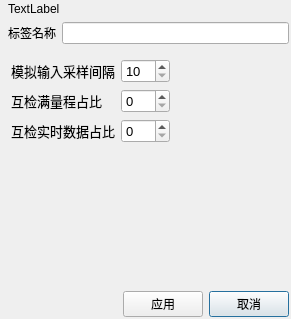
Before: the Qt Designer form graphical_config/safety_param_dialog.ui in su0814/qt_spc100, drawn with Qt 5.
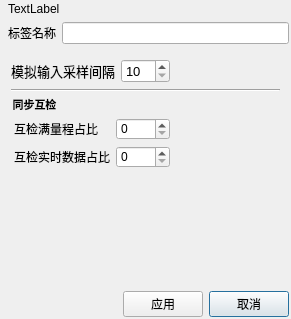
After: the same form once the commit is applied. The open tabs and pages were chosen to show the change.

Commit message: 修改二类AI和二类PI的参数配置界面

The edit to the form file:
```diff
--- a/graphical_config/safety_param_dialog.ui
+++ b/graphical_config/safety_param_dialog.ui
@@ -111,19 +111,6 @@
      </property>
     </widget>
    </item>
-   <item row="3" column="2">
-    <spacer name="verticalSpacer_4">
-     <property name="orientation">
-      <enum>Qt::Vertical</enum>
-     </property>
-     <property name="sizeHint" stdset="0">
-      <size>
-       <width>20</width>
-       <height>40</height>
-      </size>
-     </property>
-    </spacer>
-   </item>
    <item row="2" column="0" colspan="3">
     <widget class="QStackedWidget" name="stackedWidget">
      <property name="sizePolicy">
@@ -156,60 +143,7 @@
       <number>4</number>
      </property>
      <widget class="QWidget" name="page_ai">
-      <layout class="QGridLayout" name="gridLayout_5">
-       <item row="0" column="1">
-        <widget class="QSpinBox" name="ai_simple_interval_spinBox">
-         <property name="toolTip">
-          <string>&lt;html&gt;&lt;head/&gt;&lt;body&gt;&lt;p&gt;模拟输入(AI)数据的采样间隔&lt;/p&gt;&lt;p&gt;单位:ms&lt;/p&gt;&lt;p&gt;阈值：10-200&lt;/p&gt;&lt;/body&gt;&lt;/html&gt;</string>
-         </property>
-         <property name="minimum">
-          <number>10</number>
-         </property>
-         <property name="maximum">
-          <number>200</number>
-         </property>
-        </widget>
-       </item>
-       <item row="1" column="0">
-        <widget class="QLabel" name="label_11">
-         <property name="toolTip">
-          <string>&lt;html&gt;&lt;head/&gt;&lt;body&gt;&lt;p&gt;模拟输入(AI)数据互检的容忍误差值的其中一个来源: 满量程(24V)*此百分比&lt;/p&gt;&lt;p&gt;单位:%&lt;/p&gt;&lt;p&gt;阈值：0-100&lt;/p&gt;&lt;/body&gt;&lt;/html&gt;</string>
-         </property>
-         <property name="text">
-          <string>互检满量程占比</string>
-         </property>
-        </widget>
-       </item>
-       <item row="1" column="1">
-        <widget class="QSpinBox" name="ai_full_spinbox">
-         <property name="toolTip">
-          <string>&lt;html&gt;&lt;head/&gt;&lt;body&gt;&lt;p&gt;模拟输入(AI)数据互检的容忍误差值的其中一个来源: 满量程(24V)*此百分比&lt;/p&gt;&lt;p&gt;单位:%&lt;/p&gt;&lt;p&gt;阈值：0-100&lt;/p&gt;&lt;/body&gt;&lt;/html&gt;</string>
-         </property>
-         <property name="maximum">
-          <number>100</number>
-         </property>
-        </widget>
-       </item>
-       <item row="2" column="1">
-        <widget class="QSpinBox" name="ai_actual_spinbox">
-         <property name="toolTip">
-          <string>&lt;html&gt;&lt;head/&gt;&lt;body&gt;&lt;p&gt;模拟输入(AI)数据互检的容忍误差值的其中一个来源: AI实时数据*此百分比&lt;/p&gt;&lt;p&gt;单位:%&lt;/p&gt;&lt;p&gt;阈值：0-100&lt;/p&gt;&lt;/body&gt;&lt;/html&gt;</string>
-         </property>
-         <property name="maximum">
-          <number>100</number>
-         </property>
-        </widget>
-       </item>
-       <item row="2" column="0">
-        <widget class="QLabel" name="label_12">
-         <property name="toolTip">
-          <string>&lt;html&gt;&lt;head/&gt;&lt;body&gt;&lt;p&gt;模拟输入(AI)数据互检的容忍误差值的其中一个来源: AI实时数据*此百分比&lt;/p&gt;&lt;p&gt;单位:%&lt;/p&gt;&lt;p&gt;阈值：0-100&lt;/p&gt;&lt;/body&gt;&lt;/html&gt;</string>
-         </property>
-         <property name="text">
-          <string>互检实时数据占比</string>
-         </property>
-        </widget>
-       </item>
+      <layout class="QGridLayout" name="gridLayout_6">
        <item row="0" column="0">
         <widget class="QLabel" name="label_10">
          <property name="toolTip">
@@ -220,20 +154,20 @@
          </property>
         </widget>
        </item>
-       <item row="1" column="2">
-        <spacer name="horizontalSpacer_2">
-         <property name="orientation">
-          <enum>Qt::Horizontal</enum>
+       <item row="0" column="1">
+        <widget class="QSpinBox" name="ai_simple_interval_spinBox">
+         <property name="toolTip">
+          <string>&lt;html&gt;&lt;head/&gt;&lt;body&gt;&lt;p&gt;模拟输入(AI)数据的采样间隔&lt;/p&gt;&lt;p&gt;单位:ms&lt;/p&gt;&lt;p&gt;阈值：10-200&lt;/p&gt;&lt;/body&gt;&lt;/html&gt;</string>
          </property>
-         <property name="sizeHint" stdset="0">
-          <size>
-           <width>40</width>
-           <height>20</height>
-          </size>
+         <property name="minimum">
+          <number>10</number>
          </property>
-        </spacer>
+         <property name="maximum">
+          <number>200</number>
+         </property>
+        </widget>
        </item>
-       <item row="3" column="0" colspan="2">
+       <item row="3" column="0">
         <spacer name="verticalSpacer_2">
          <property name="orientation">
           <enum>Qt::Vertical</enum>
@@ -241,11 +175,116 @@
          <property name="sizeHint" stdset="0">
           <size>
            <width>20</width>
-           <height>40</height>
+           <height>123</height>
           </size>
          </property>
         </spacer>
        </item>
+       <item row="0" column="2">
+        <spacer name="horizontalSpacer_2">
+         <property name="orientation">
+          <enum>Qt::Horizontal</enum>
+         </property>
+         <property name="sizeHint" stdset="0">
+          <size>
+           <width>40</width>
+           <height>20</height>
+          </size>
+         </property>
+        </spacer>
+       </item>
+       <item row="2" column="0" colspan="2">
+        <widget class="QGroupBox" name="groupBox_ai_sync">
+         <property name="font">
+          <font>
+           <pointsize>-1</pointsize>
+           <weight>75</weight>
+           <italic>false</italic>
+           <bold>true</bold>
+          </font>
+         </property>
+         <property name="styleSheet">
+          <string notr="true">QGroupBox{border: none solid gray;font:bold 11px;}
+QGroupBox::title { subcontrol-origin: margin; subcontrol-position: top left; }</string>
+         </property>
+         <property name="title">
+          <string>同步互检</string>
+         </property>
+         <layout class="QGridLayout" name="gridLayout_5">
+          <property name="leftMargin">
+           <number>3</number>
+          </property>
+          <property name="topMargin">
+           <number>20</number>
+          </property>
+          <property name="rightMargin">
+           <number>0</number>
+          </property>
+          <property name="bottomMargin">
+           <number>0</number>
+          </property>
+          <item row="0" column="0">
+           <widget class="QLabel" name="label_11">
+            <property name="font">
+             <font>
+              <weight>50</weight>
+              <bold>false</bold>
+             </font>
+            </property>
+            <property name="toolTip">
+             <string>&lt;html&gt;&lt;head/&gt;&lt;body&gt;&lt;p&gt;模拟输入(AI)数据互检的容忍误差值的其中一个来源: 满量程(24V)*此百分比&lt;/p&gt;&lt;p&gt;单位:%&lt;/p&gt;&lt;p&gt;阈值：0-100&lt;/p&gt;&lt;/body&gt;&lt;/html&gt;</string>
+            </property>
+            <property name="text">
+             <string>互检满量程占比</string>
+            </property>
+           </widget>
+          </item>
+          <item row="0" column="1">
+           <widget class="QSpinBox" name="ai_full_spinbox">
+            <property name="toolTip">
+             <string>&lt;html&gt;&lt;head/&gt;&lt;body&gt;&lt;p&gt;模拟输入(AI)数据互检的容忍误差值的其中一个来源: 满量程(24V)*此百分比&lt;/p&gt;&lt;p&gt;单位:%&lt;/p&gt;&lt;p&gt;阈值：0-100&lt;/p&gt;&lt;/body&gt;&lt;/html&gt;</string>
+            </property>
+            <property name="maximum">
+             <number>100</number>
+            </property>
+           </widget>
+          </item>
+          <item row="1" column="0">
+           <widget class="QLabel" name="label_12">
+            <property name="font">
+             <font>
+              <weight>50</weight>
+              <bold>false</bold>
+             </font>
+            </property>
+            <property name="toolTip">
+             <string>&lt;html&gt;&lt;head/&gt;&lt;body&gt;&lt;p&gt;模拟输入(AI)数据互检的容忍误差值的其中一个来源: AI实时数据*此百分比&lt;/p&gt;&lt;p&gt;单位:%&lt;/p&gt;&lt;p&gt;阈值：0-100&lt;/p&gt;&lt;/body&gt;&lt;/html&gt;</string>
+            </property>
+            <property name="text">
+             <string>互检实时数据占比</string>
+            </property>
+           </widget>
+          </item>
+          <item row="1" column="1">
+           <widget class="QSpinBox" name="ai_actual_spinbox">
+            <property name="toolTip">
+             <string>&lt;html&gt;&lt;head/&gt;&lt;body&gt;&lt;p&gt;模拟输入(AI)数据互检的容忍误差值的其中一个来源: AI实时数据*此百分比&lt;/p&gt;&lt;p&gt;单位:%&lt;/p&gt;&lt;p&gt;阈值：0-100&lt;/p&gt;&lt;/body&gt;&lt;/html&gt;</string>
+            </property>
+            <property name="maximum">
+             <number>100</number>
+            </property>
+           </widget>
+          </item>
+         </layout>
+        </widget>
+       </item>
+       <item row="1" column="0" colspan="3">
+        <widget class="Line" name="line_ai">
+         <property name="orientation">
+          <enum>Qt::Horizontal</enum>
+         </property>
+        </widget>
+       </item>
       </layout>
      </widget>
      <widget class="QWidget" name="page_di">
```
Left out of the diff: 176 changed lines with no effect on the pictures. The commit also changes 3 other files.
